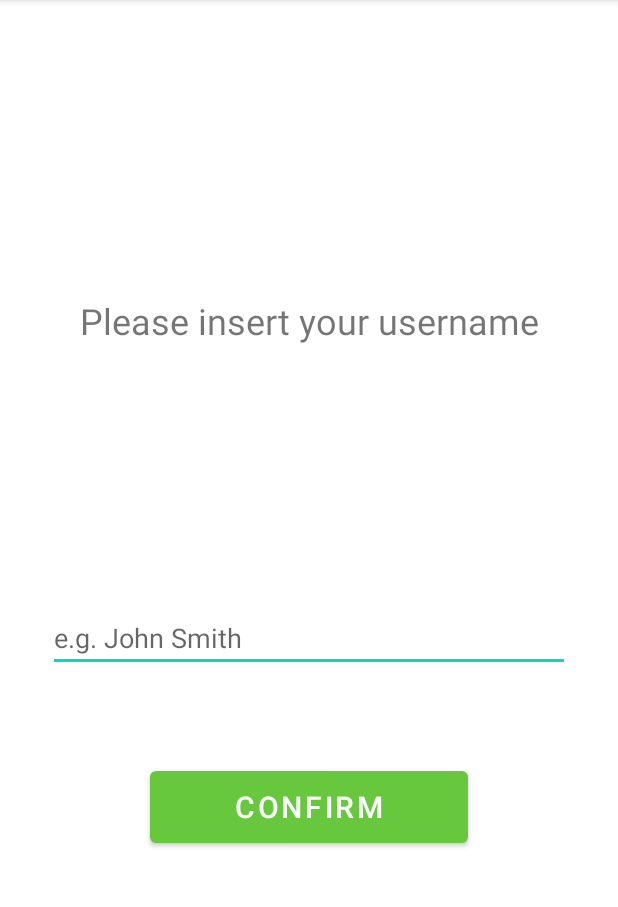
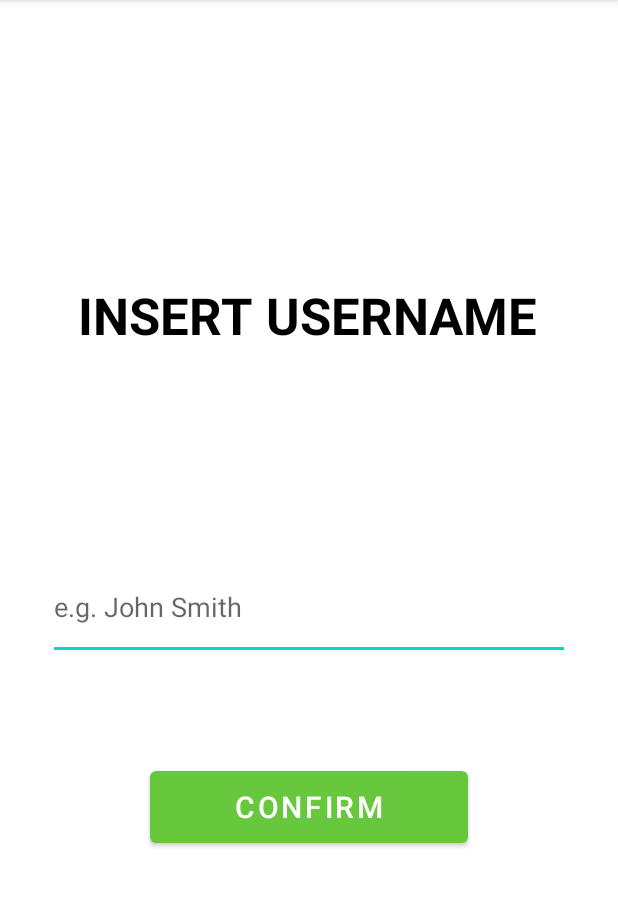
Before and after one commit to CarmeloAparo/TrainingStat, an Android app: the screen it shows after launch (MainActivity), on a phone screen of 412 x 824 dp, the part 84-991 px from its top. Run offline under Robolectric (Android 15) with nearby library versions, the phone set to English and light mode, and no system bars.

Commit message:
Reserved username check

```diff
--- a/TrainingStat/app/src/main/AndroidManifest.xml
+++ b/TrainingStat/app/src/main/AndroidManifest.xml
@@ -9,7 +9,7 @@
         android:roundIcon="@mipmap/ic_launcher_round"
         android:supportsRtl="true"
         android:theme="@style/Theme.TrainingStat">
-        <activity android:name=".SessionActivity"></activity>
+        <activity android:name=".SessionActivity"/>
         <activity android:name=".gui.MenuActivity" />
         <activity android:name=".gui.MainActivity">
             <intent-filter>
--- a/TrainingStat/app/src/main/java/it/unipi/dii/trainingstat/gui/MainActivity.java
+++ b/TrainingStat/app/src/main/java/it/unipi/dii/trainingstat/gui/MainActivity.java
@@ -5,6 +5,7 @@ import android.os.Bundle;
 import android.view.View;
 import android.widget.Button;
 import android.widget.EditText;
+import android.widget.Toast;
 
 import androidx.appcompat.app.AppCompatActivity;
 
@@ -25,16 +26,22 @@ public class MainActivity extends AppCompatActivity implements View.OnClickListe
 
     }
 
-    // triggered only if confirmation button is clicked
     @Override
     public void onClick(View v) {
 
         EditText UsernameInput = findViewById(R.id.editTextUsernameName);
-
         String Username = UsernameInput.getText().toString();
 
-        Intent i = new Intent(this, MenuActivity.class);
-        i.putExtra("username", Username);
-        startActivity(i);
+        // the username "aggregatedResults" is not usable
+        if (Username.equals("aggregatedResults")){
+
+            Toast.makeText(this, "Username not valid", Toast.LENGTH_SHORT).show();
+
+        }else {
+
+            Intent i = new Intent(this, MenuActivity.class);
+            i.putExtra("username", Username);
+            startActivity(i);
+        }
     }
 }
--- a/TrainingStat/app/src/main/res/layout/activity_main.xml
+++ b/TrainingStat/app/src/main/res/layout/activity_main.xml
@@ -26,19 +26,23 @@
         android:layout_height="wrap_content"
         android:layout_marginTop="24dp"
         android:text="@string/insert_username_message"
-        android:textSize="24sp"
+        android:textColor="#000000"
+        android:textSize="34sp"
+        android:textStyle="bold"
         app:layout_constraintBottom_toTopOf="@+id/editTextUsernameName"
         app:layout_constraintEnd_toEndOf="parent"
+        app:layout_constraintHorizontal_bias="0.495"
         app:layout_constraintStart_toStartOf="parent"
-        app:layout_constraintTop_toTopOf="parent" />
+        app:layout_constraintTop_toTopOf="parent"
+        app:layout_constraintVertical_bias="0.543" />
 
     <EditText
         android:id="@+id/editTextUsernameName"
         android:layout_width="0dp"
-        android:layout_height="wrap_content"
+        android:layout_height="70dp"
         android:layout_marginStart="32dp"
         android:layout_marginEnd="32dp"
-        android:layout_marginBottom="60dp"
+        android:layout_marginBottom="68dp"
         android:ems="10"
         android:hint="@string/insert_name_placeholder"
         android:importantForAccessibility="auto"
@@ -46,7 +50,7 @@
         android:inputType="textPersonName"
         app:layout_constraintBottom_toTopOf="@+id/ConfirmButton"
         app:layout_constraintEnd_toEndOf="parent"
-        app:layout_constraintHorizontal_bias="0.502"
+        app:layout_constraintHorizontal_bias="0.0"
         app:layout_constraintStart_toStartOf="parent" />
 
 </androidx.constraintlayout.widget.ConstraintLayout>
--- a/TrainingStat/app/src/main/res/values/strings.xml
+++ b/TrainingStat/app/src/main/res/values/strings.xml
@@ -2,7 +2,7 @@
     <string name="app_name">Training Stat</string>
     <string name="confirm_button_text">CONFIRM</string>
     <string name="insert_name_placeholder">e.g. John Smith</string>
-    <string name="insert_username_message">Please insert your username</string>
+    <string name="insert_username_message">INSERT USERNAME</string>
     <string name="text_view_last_sessions">Last Sessions</string>
     <string name="start_session_button_text">START SESSION</string>
     <string name="start_button_text">START</string>
```
